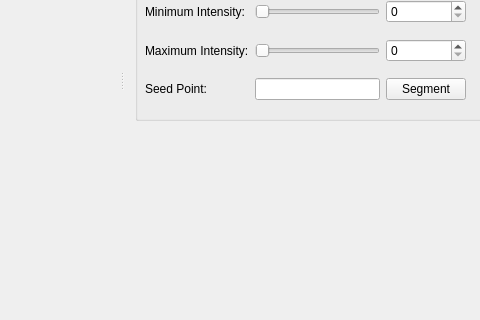
Before: the Qt Designer form src/mainwindow.ui in delcypher/simi-qt, drawn with Qt 5; both pictures show x 440 to 920 and y 258 to 578 of the 1052 by 678 pixel window.
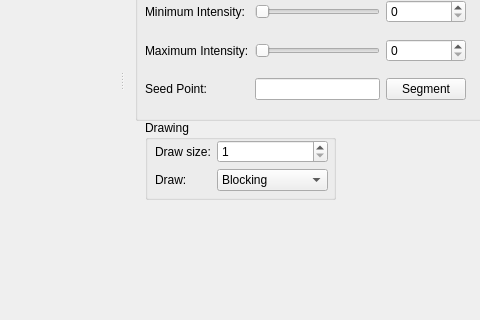
After: the same form once the commit is applied. Icons and pictures are not drawn. Custom widgets are drawn as their Qt base class.

Commit message: * Added widgets (drawType and drawSize) for DrawManager. It now has direct access to these widgets via pointers on construction.

Diff of the .ui file:
```diff
--- a/src/mainwindow.ui
+++ b/src/mainwindow.ui
@@ -278,6 +278,72 @@
       </layout>
      </widget>
     </widget>
+    <widget class="QGroupBox" name="groupBox">
+     <property name="geometry">
+      <rect>
+       <x>20</x>
+       <y>340</y>
+       <width>191</width>
+       <height>80</height>
+      </rect>
+     </property>
+     <property name="title">
+      <string>Drawing</string>
+     </property>
+     <widget class="QWidget" name="layoutWidget">
+      <property name="geometry">
+       <rect>
+        <x>10</x>
+        <y>20</y>
+        <width>173</width>
+        <height>56</height>
+       </rect>
+      </property>
+      <layout class="QFormLayout" name="formLayout">
+       <item row="0" column="0">
+        <widget class="QLabel" name="label_2">
+         <property name="text">
+          <string>Draw size:</string>
+         </property>
+        </widget>
+       </item>
+       <item row="0" column="1">
+        <widget class="QSpinBox" name="drawSizeSpinBox">
+         <property name="minimum">
+          <number>1</number>
+         </property>
+         <property name="maximum">
+          <number>20</number>
+         </property>
+         <property name="singleStep">
+          <number>1</number>
+         </property>
+        </widget>
+       </item>
+       <item row="1" column="0">
+        <widget class="QLabel" name="label_3">
+         <property name="text">
+          <string>Draw:</string>
+         </property>
+        </widget>
+       </item>
+       <item row="1" column="1">
+        <widget class="QComboBox" name="drawOnComboBox">
+         <item>
+          <property name="text">
+           <string>Blocking</string>
+          </property>
+         </item>
+         <item>
+          <property name="text">
+           <string>Segmentation</string>
+          </property>
+         </item>
+        </widget>
+       </item>
+      </layout>
+     </widget>
+    </widget>
    </widget>
   </widget>
   <action name="actionOpen_Image">
```
Left out of the diff: 4 changed lines with no effect on the pictures. The commit also changes 3 other files.
